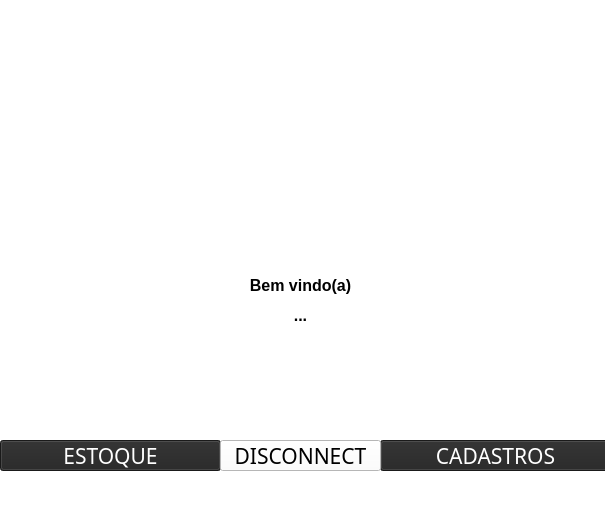
Before: the Qt Designer form telas/pag_inicial.ui in BrytanniADJ/meteoro-desktop, drawn with Qt 5.
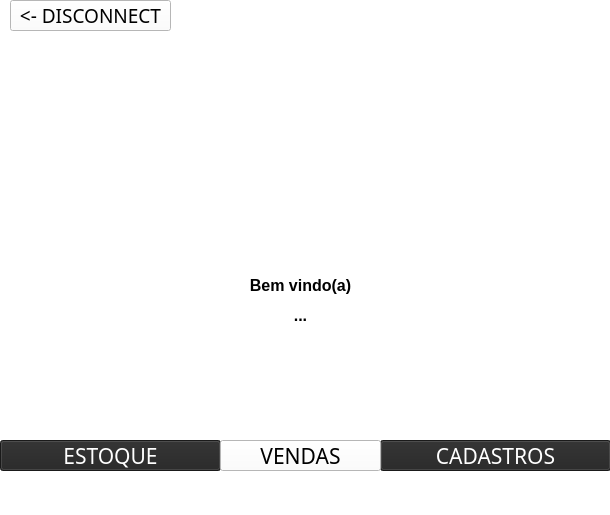
After: the same form once the commit is applied. Icons and pictures are not drawn.

```diff
--- a/telas/pag_inicial.ui
+++ b/telas/pag_inicial.ui
@@ -6,7 +6,7 @@
    <rect>
     <x>0</x>
     <y>0</y>
-    <width>605</width>
+    <width>610</width>
     <height>515</height>
    </rect>
   </property>
@@ -153,9 +153,9 @@
    <widget class="QLabel" name="text_usu">
     <property name="geometry">
      <rect>
-      <x>0</x>
+      <x>80</x>
       <y>300</y>
-      <width>601</width>
+      <width>441</width>
       <height>31</height>
      </rect>
     </property>
@@ -177,6 +177,41 @@
    <widget class="QPushButton" name="bt_disconnect">
     <property name="geometry">
      <rect>
+      <x>10</x>
+      <y>0</y>
+      <width>161</width>
+      <height>31</height>
+     </rect>
+    </property>
+    <property name="font">
+     <font>
+      <family>Eras Demi ITC</family>
+      <pointsize>14</pointsize>
+     </font>
+    </property>
+    <property name="cursor">
+     <cursorShape>PointingHandCursor</cursorShape>
+    </property>
+    <property name="mouseTracking">
+     <bool>false</bool>
+    </property>
+    <property name="tabletTracking">
+     <bool>false</bool>
+    </property>
+    <property name="styleSheet">
+     <string notr="true">background-color: rgb(255, 255, 255);
+color: rgb(0, 0, 0);</string>
+    </property>
+    <property name="text">
+     <string>&lt;- DISCONNECT</string>
+    </property>
+    <property name="autoDefault">
+     <bool>false</bool>
+    </property>
+   </widget>
+   <widget class="QPushButton" name="bt_vendas">
+    <property name="geometry">
+     <rect>
       <x>220</x>
       <y>440</y>
       <width>161</width>
@@ -203,7 +238,7 @@
 color: rgb(0, 0, 0);</string>
     </property>
     <property name="text">
-     <string>DISCONNECT</string>
+     <string>VENDAS</string>
     </property>
     <property name="autoDefault">
      <bool>false</bool>
@@ -216,13 +251,14 @@
    <zorder>label</zorder>
    <zorder>text_usu</zorder>
    <zorder>bt_disconnect</zorder>
+   <zorder>bt_vendas</zorder>
   </widget>
   <widget class="QMenuBar" name="menubar">
    <property name="geometry">
     <rect>
      <x>0</x>
      <y>0</y>
-     <width>605</width>
+     <width>610</width>
      <height>21</height>
     </rect>
    </property>
```
